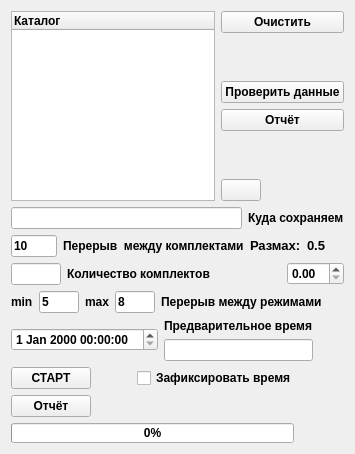
Old version of the form source/generator/generatoraepwidget.ui in the repository VictorZ08/Path.
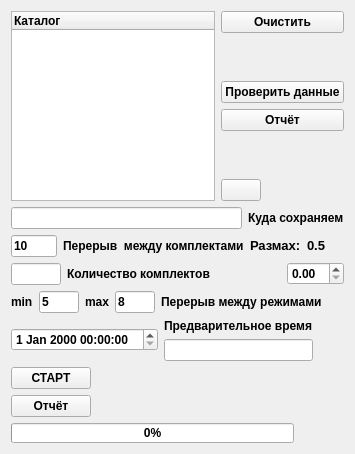
New version of the form. Icons and pictures are not drawn.

```diff
--- a/source/generator/generatoraepwidget.ui
+++ b/source/generator/generatoraepwidget.ui
@@ -398,27 +398,7 @@
               <enum>Qt::Horizontal</enum>
              </property>
              <property name="sizeType">
-              <enum>QSizePolicy::Minimum</enum>
-             </property>
-             <property name="sizeHint" stdset="0">
-              <size>
-               <width>40</width>
-               <height>20</height>
-              </size>
-             </property>
-            </spacer>
-           </item>
-           <item>
-            <widget class="QCheckBox" name="m_fixedTime_ckb">
-             <property name="text">
-              <string>Зафиксировать время</string>
-             </property>
-            </widget>
-           </item>
-           <item>
-            <spacer name="horizontalSpacer_4">
-             <property name="orientation">
-              <enum>Qt::Horizontal</enum>
+              <enum>QSizePolicy::Expanding</enum>
              </property>
              <property name="sizeHint" stdset="0">
               <size>
```
